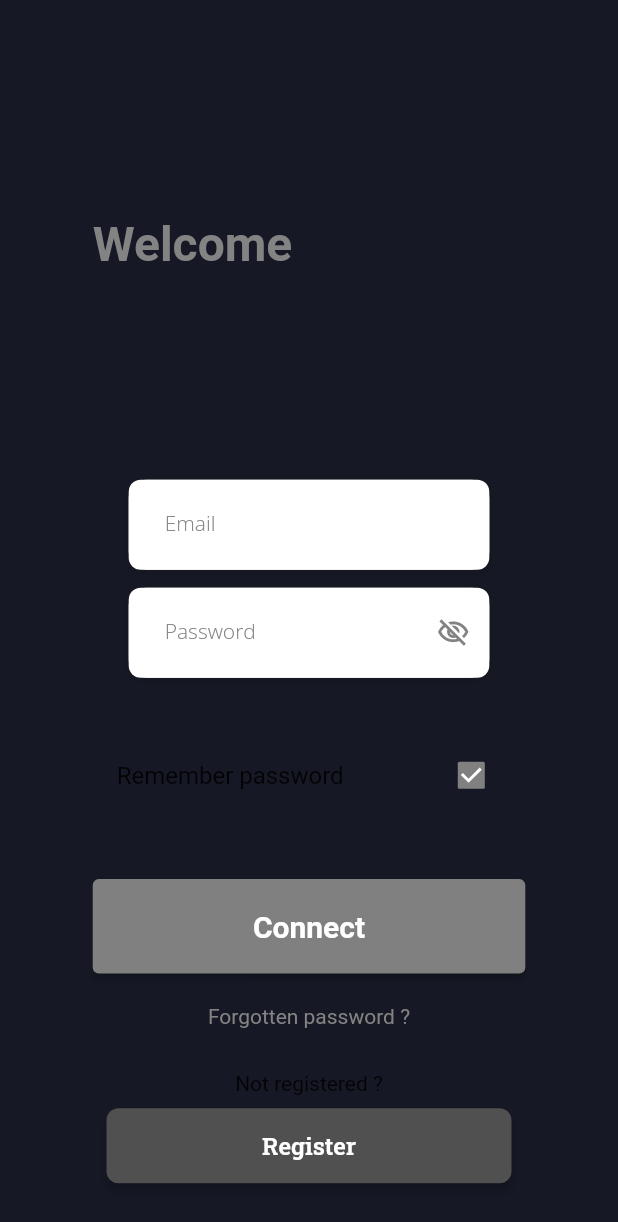
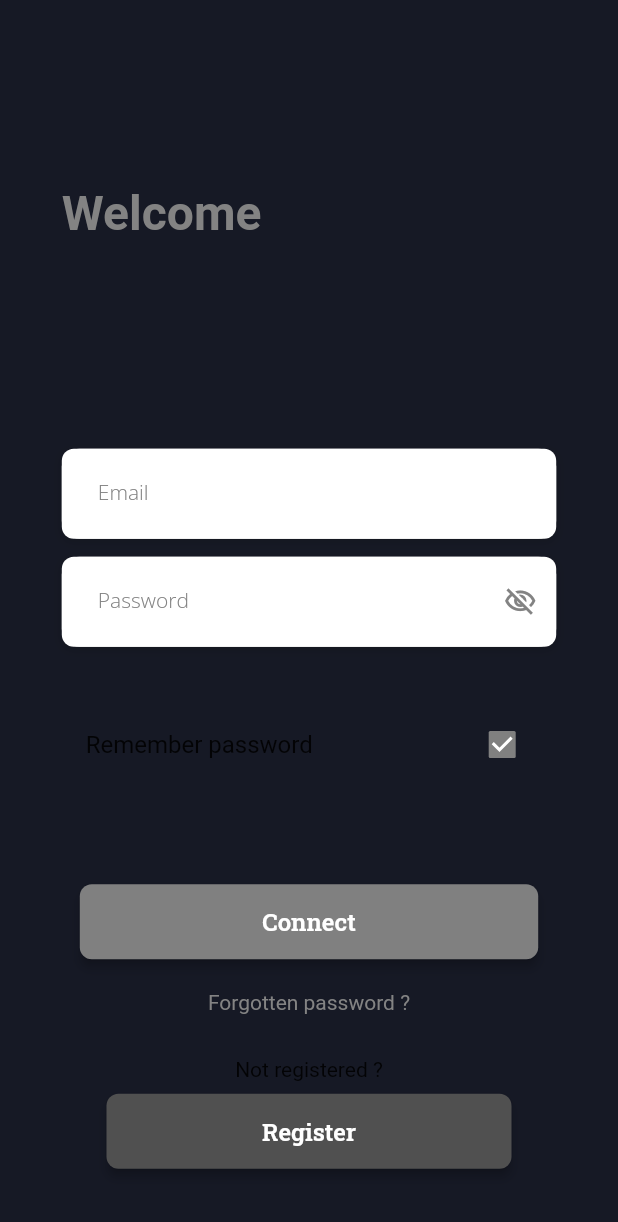
Before and after one commit to esgi-lyon/flutter-myaccount, a Flutter app: the screen it shows after launch, on a phone screen of 412 x 824 dp. Shown: the top 1222 px of the screen. Run offline on Flutter 3.47's test engine with Material 2 defaults, Android fonts, the phone set to English and light mode, and no system bars; drawn by our look-alikes of auto_size_text; our stand-ins replace bloc, easy_localization, equatable, flutter_bloc, flutter_secure_storage, font_awesome_flutter and 4 more; accounts and stored records are empty.

Commit message:
login added

```diff
--- a/lib/features/account/bloc/account_event.dart
+++ /dev/null
@@ -1,4 +0,0 @@
-part of 'account_bloc.dart';
-
-@immutable
-abstract class AccountEvent {}
--- a/lib/features/account/bloc/account_state.dart
+++ /dev/null
@@ -1,6 +0,0 @@
-part of 'account_bloc.dart';
-
-@immutable
-abstract class AccountState {}
-
-class AccountInitial extends AccountState {}
--- a/lib/widget/login_widget.dart
+++ b/lib/widget/login_widget.dart
@@ -1,12 +1,14 @@
 import 'package:flutter/material.dart';
 import 'package:flutter_secure_storage/flutter_secure_storage.dart';
 import 'package:local_auth/local_auth.dart';
+import 'package:myaccount/app/nav.dart';
 // import 'package:myaccount/app/nav.dart';
 import 'package:myaccount/commons/constants/routes.dart';
 import 'package:myaccount/commons/theme.dart';
 import 'package:myaccount/commons/widgets/button.dart';
 import 'package:myaccount/widget/enable_local_auth_modal_bottom_sheet.dart';
 import 'package:easy_localization/easy_localization.dart';
+import 'package:user_repository/user_repository.dart';
 // import 'package:user_repository/user_repository.dart';
 
 class LoginWidget extends StatefulWidget {
@@ -126,7 +128,7 @@ class _LoginState extends State<LoginWidget> {
       body: SingleChildScrollView(
         child: Container(
           width: size.width,
-          padding: EdgeInsets.all(size.width - size.width * .85),
+          padding: EdgeInsets.all(size.width - size.width * .90),
           alignment: Alignment.center,
           child: Column(
             mainAxisAlignment: MainAxisAlignment.start,
@@ -151,8 +153,8 @@ class _LoginState extends State<LoginWidget> {
                       crossAxisAlignment: CrossAxisAlignment.start,
                       children: [
                         Padding(
-                          padding: const EdgeInsetsDirectional.fromSTEB(
-                              24, 14, 24, 0),
+                          padding:
+                              const EdgeInsetsDirectional.fromSTEB(0, 14, 0, 0),
                           child: Container(
                             width: double.infinity,
                             height: 60,
@@ -208,8 +210,8 @@ class _LoginState extends State<LoginWidget> {
                           ),
                         ),
                         Padding(
-                          padding: const EdgeInsetsDirectional.fromSTEB(
-                              24, 12, 24, 0),
+                          padding:
+                              const EdgeInsetsDirectional.fromSTEB(0, 12, 0, 0),
                           child: Container(
                             width: double.infinity,
                             height: 60,
@@ -295,16 +297,40 @@ class _LoginState extends State<LoginWidget> {
               SizedBox(
                 height: size.height * .05,
               ),
-              SizedBox(
-                width: size.width,
-                child: ElevatedButton(
-                  onPressed: _onFormSubmit,
-                  style: ElevatedButton.styleFrom(
-                      primary: AppTheme.of(context).secondaryColor,
-                      padding: EdgeInsets.all(20),
-                      textStyle: const TextStyle(
-                          fontSize: 20, fontWeight: FontWeight.bold)),
-                  child: const Text("login.connect").tr(),
+              Padding(
+                padding: const EdgeInsetsDirectional.only(
+                    top: 24, start: 12, end: 12),
+                child: InternalButtonWidget(
+                  onPressed: () async {
+                    const user = User.empty;
+                    if (user == null) {
+                      return;
+                    }
+
+                    await Navigator.of(context).pushAndRemoveUntil(
+                      MaterialPageRoute(
+                          builder: (context) =>
+                              NavBarPage(initialPage: Routes.home)),
+                      (r) => false,
+                    );
+                  },
+                  text: 'login.connect'.tr(),
+                  options: InternalButtonOptions(
+                    width: size.width,
+                    height: 50,
+                    color: AppTheme.of(context).secondaryColor,
+                    textStyle: AppTheme.of(context).subtitle2.override(
+                          fontFamily: 'Roboto Slab',
+                          color: AppTheme.of(context).secondaryBackground,
+                          fontSize: 16,
+                        ),
+                    elevation: 3,
+                    borderSide: const BorderSide(
+                      color: Colors.transparent,
+                      width: 1,
+                    ),
+                    borderRadius: 8,
+                  ),
                 ),
               ),
               SizedBox(
```
Also changed, not shown: lib/features/account/bloc/account_bloc.dart (deleted, +0 -13 lines).
